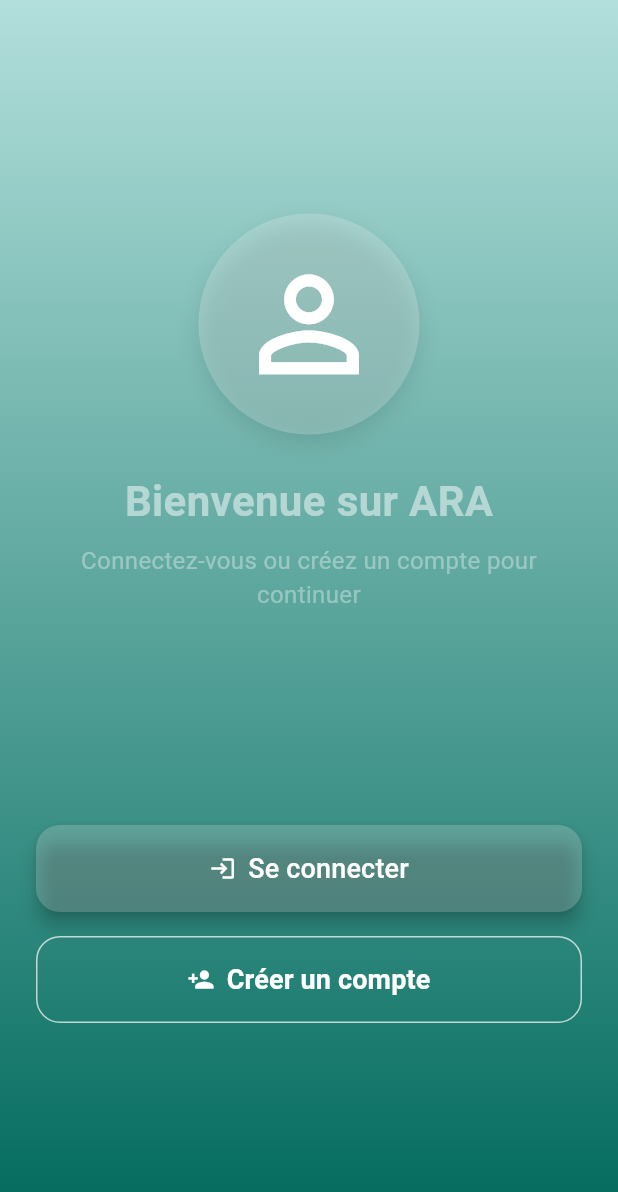
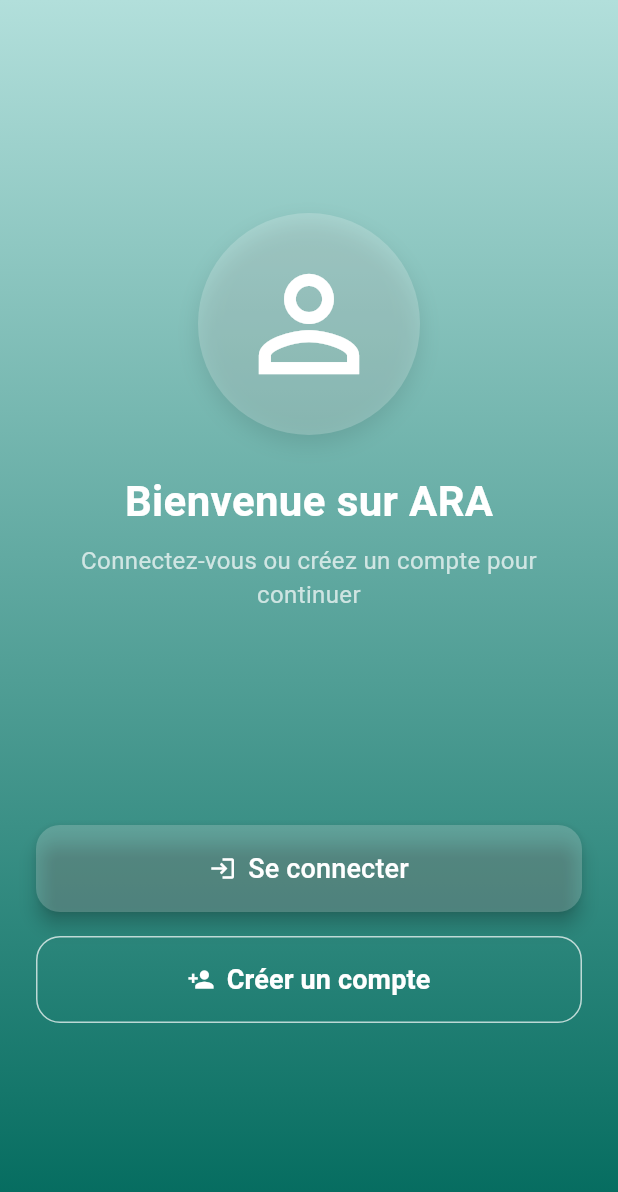
Before and after one commit to Idriss-rayan/ARAservice, a Flutter app: the first screen one second after launch, on a phone screen of 412 x 824 dp. Shown: the top 1192 px of the screen. Run offline on Flutter 3.47's test engine with Material 3 defaults, Android fonts, the phone set to English and light mode, and no system bars; our stand-ins replace cloud_firestore, firebase_auth, firebase_core, flutter_animate, google_sign_in, lottie; accounts and stored records are empty; Roboto replaces fonts that are missing (Poppins).

Commit message:
add new file

```diff
--- a/lib/auth/auth_gate.dart
+++ b/lib/auth/auth_gate.dart
@@ -12,59 +12,15 @@ class AuthPage extends StatefulWidget {
   State<AuthPage> createState() => _AuthPageState();
 }
 
-class _AuthPageState extends State<AuthPage> with TickerProviderStateMixin {
-  late AnimationController _logoController;
-  late Animation<double> _logoAnimation;
-
-  late AnimationController _textController;
-  late Animation<double> _textAnimation;
-
-  late AnimationController _buttonsController;
-  late Animation<Offset> _buttonsOffsetAnimation;
-
+class _AuthPageState extends State<AuthPage> {
   @override
   void initState() {
     super.initState();
 
-    /// 🔐 Vérification Firebase au lancement
+    /// 🔑 Vérifie si l'utilisateur est déjà connecté
     _checkAuth();
-
-    /// Animation logo
-    _logoController = AnimationController(
-      vsync: this,
-      duration: const Duration(milliseconds: 1000),
-    );
-    _logoAnimation = Tween<double>(begin: 0, end: 1).animate(
-      CurvedAnimation(parent: _logoController, curve: Curves.elasticOut),
-    );
-
-    /// Animation texte
-    _textController = AnimationController(
-      vsync: this,
-      duration: const Duration(milliseconds: 1200),
-    );
-    _textAnimation = CurvedAnimation(
-      parent: _textController,
-      curve: Curves.easeIn,
-    );
-
-    /// Animation boutons
-    _buttonsController = AnimationController(
-      vsync: this,
-      duration: const Duration(milliseconds: 800),
-    );
-    _buttonsOffsetAnimation =
-        Tween<Offset>(begin: const Offset(0, 1), end: Offset.zero).animate(
-          CurvedAnimation(parent: _buttonsController, curve: Curves.easeOut),
-        );
-
-    /// Lancer animations
-    _logoController.forward();
-    _textController.forward();
-    _buttonsController.forward();
   }
 
-  /// 🔑 Vérifie si l'utilisateur est déjà connecté
   void _checkAuth() {
     final user = FirebaseAuth.instance.currentUser;
 
@@ -77,14 +33,6 @@ class _AuthPageState extends State<AuthPage> with TickerProviderStateMixin {
         );
       });
     }
-  }
-
-  @override
-  void dispose() {
-    _logoController.dispose();
-    _textController.dispose();
-    _buttonsController.dispose();
-    super.dispose();
   }
 
   @override
@@ -105,10 +53,8 @@ class _AuthPageState extends State<AuthPage> with TickerProviderStateMixin {
               children: [
                 const Spacer(),
 
-                /// LOGO
-                ScaleTransition(
-                  scale: _logoAnimation,
-                  child: Container(
+                /// LOGO (sans animation)
+                Container(
                   padding: const EdgeInsets.all(24),
                   decoration: BoxDecoration(
                     shape: BoxShape.circle,
@@ -127,14 +73,11 @@ class _AuthPageState extends State<AuthPage> with TickerProviderStateMixin {
                     color: Colors.white,
                   ),
                 ),
-                ),
 
                 const SizedBox(height: 24),
 
-                /// TEXTE
-                FadeTransition(
-                  opacity: _textAnimation,
-                  child: Column(
+                /// TEXTE (sans animation)
+                Column(
                   children: const [
                     Text(
                       'Bienvenue sur ARA',
@@ -152,14 +95,11 @@ class _AuthPageState extends State<AuthPage> with TickerProviderStateMixin {
                     ),
                   ],
                 ),
-                ),
 
                 const Spacer(),
 
-                /// BOUTONS
-                SlideTransition(
-                  position: _buttonsOffsetAnimation,
-                  child: Column(
+                /// BOUTONS (sans animation)
+                Column(
                   children: [
                     SizedBox(
                       width: double.infinity,
@@ -191,10 +131,7 @@ class _AuthPageState extends State<AuthPage> with TickerProviderStateMixin {
                     SizedBox(
                       width: double.infinity,
                       child: OutlinedButton.icon(
-                          icon: const Icon(
-                            Icons.person_add,
-                            color: Colors.white,
-                          ),
+                        icon: const Icon(Icons.person_add, color: Colors.white),
                         label: const Text(
                           'Créer un compte',
                           style: TextStyle(
@@ -224,7 +161,6 @@ class _AuthPageState extends State<AuthPage> with TickerProviderStateMixin {
                     ),
                   ],
                 ),
-                ),
 
                 const Spacer(),
               ],
```
Also changed, not shown: lib/auth/login_page.dart (+14 -8 lines), lib/main_navigation_page.dart (+15 -3 lines). Lines whose indentation alone changed are shown as unchanged.
